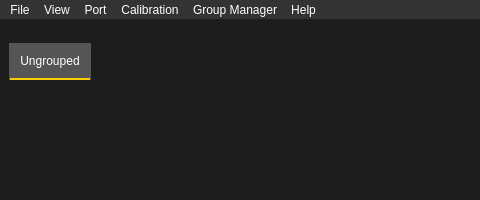
The window that multibench/mainwindow.ui (IlyaZh/Maiman-MCBS) describes before a commit, drawn with Qt 5; both pictures show x 0 to 480 and y 0 to 200 of the 704 by 200 pixel window.
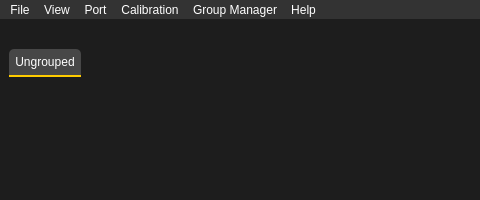
The same window after the commit.

```diff
--- a/multibench/mainwindow.ui
+++ b/multibench/mainwindow.ui
@@ -77,7 +77,7 @@
      <number>0</number>
     </property>
     <property name="spacing">
-     <number>0</number>
+     <number>6</number>
     </property>
     <item row="0" column="0">
      <spacer name="horizontalSpacer">
@@ -183,25 +183,49 @@
  QTabBar::tab { 
 background: #1D1D1D; 
 color: white; 
-padding: 10px; 
- border: 1px solid #555; 
+padding: 6px; 
+border: 0px solid #555; 
+border-top-left-radius: 5px;
+border-top-right-radius: 5px;
+	font: 8pt &quot;Poppins&quot;;
 }
  QTabBar::tab:selected {
- background: #555;
+ background: #474747;
  border-bottom: 2px solid  #ffcc00;
  }
  QTabBar::tab:hover { 
 background: #444; 
 }</string>
       </property>
+      <property name="tabShape">
+       <enum>QTabWidget::Rounded</enum>
+      </property>
       <property name="currentIndex">
        <number>0</number>
       </property>
-      <widget class="QWidget" name="tab">
+      <property name="iconSize">
+       <size>
+        <width>16</width>
+        <height>16</height>
+       </size>
+      </property>
+      <property name="movable">
+       <bool>false</bool>
+      </property>
+      <property name="tabBarAutoHide">
+       <bool>false</bool>
+      </property>
+      <widget class="QWidget" name="Ungrouped">
        <attribute name="title">
         <string>Ungrouped</string>
        </attribute>
        <layout class="QGridLayout" name="gridLayout">
+        <property name="leftMargin">
+         <number>9</number>
+        </property>
+        <property name="rightMargin">
+         <number>9</number>
+        </property>
         <property name="bottomMargin">
          <number>9</number>
         </property>
@@ -242,8 +266,8 @@
             <rect>
              <x>0</x>
              <y>0</y>
-             <width>668</width>
-             <height>80</height>
+             <width>662</width>
+             <height>83</height>
             </rect>
            </property>
           </widget>
```
Left out of the diff: 2 changed lines with no effect on the pictures.
